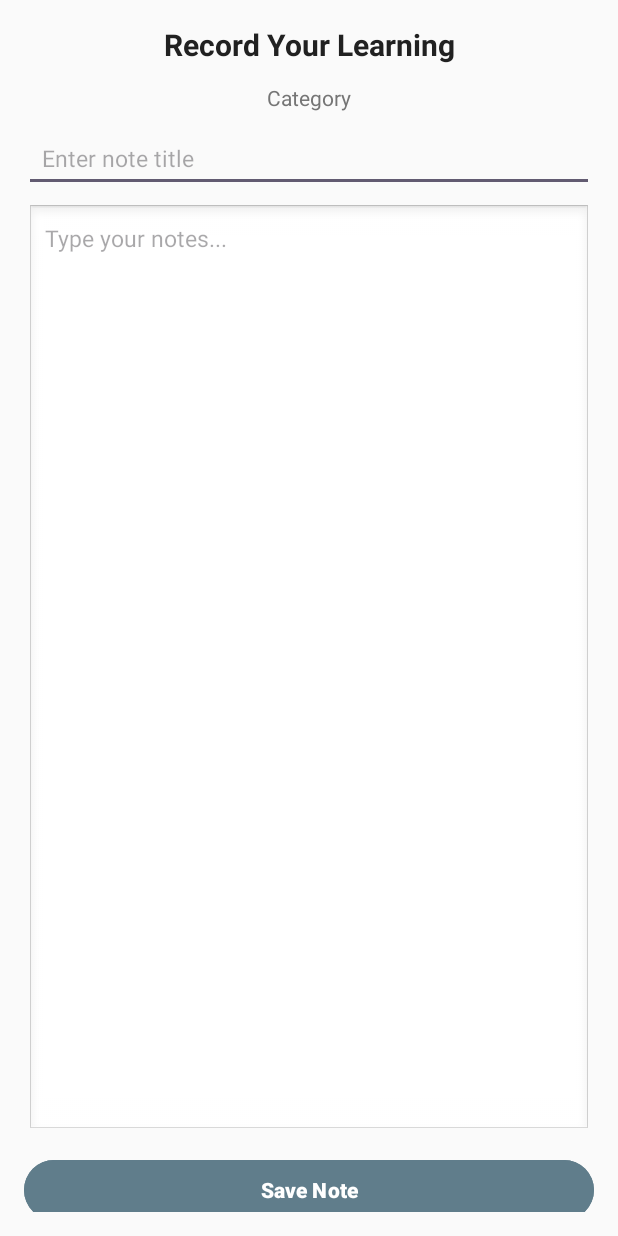
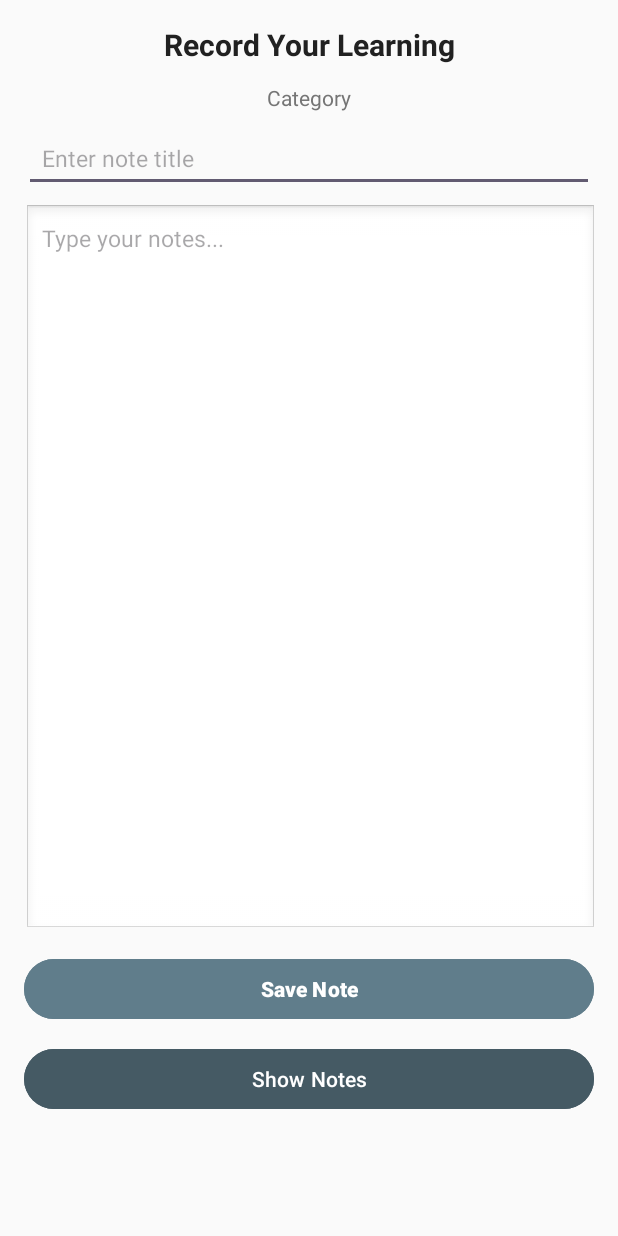
Before and after one commit to SeonmokJ/NEW_CAC, an Android app: the screen it shows after launch (KnowledgeVault), on a phone screen of 412 x 824 dp. Run offline under Robolectric (Android 15) with nearby library versions, the phone set to English and light mode, and no system bars.

Commit message:
finished the page

```diff
--- a/app/src/main/res/layout/knowledge_vault.xml
+++ b/app/src/main/res/layout/knowledge_vault.xml
@@ -52,10 +52,11 @@
         android:layout_marginTop="8dp"/>
 
     <!-- Existing note content EditText -->
+
     <EditText
         android:id="@+id/inputBox"
-        android:layout_width="376dp"
-        android:layout_height="621dp"
+        android:layout_width="382dp"
+        android:layout_height="487dp"
         android:layout_marginTop="8dp"
         android:background="@android:drawable/edit_text"
         android:gravity="top|start"
@@ -68,6 +69,7 @@
         app:layout_constraintEnd_toEndOf="parent"
         app:layout_constraintHeight_default="percent"
         app:layout_constraintHeight_percent="0.35"
+        app:layout_constraintHorizontal_bias="0.0"
         app:layout_constraintStart_toStartOf="parent"
         app:layout_constraintTop_toBottomOf="@id/noteTitle" />
 
```
